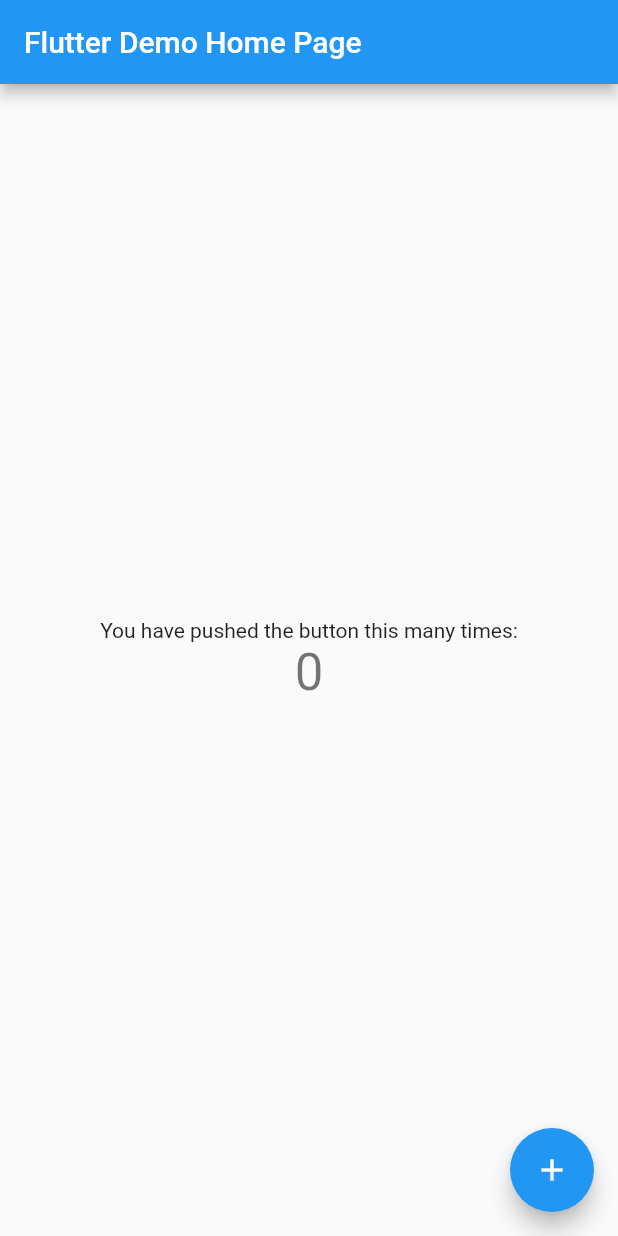
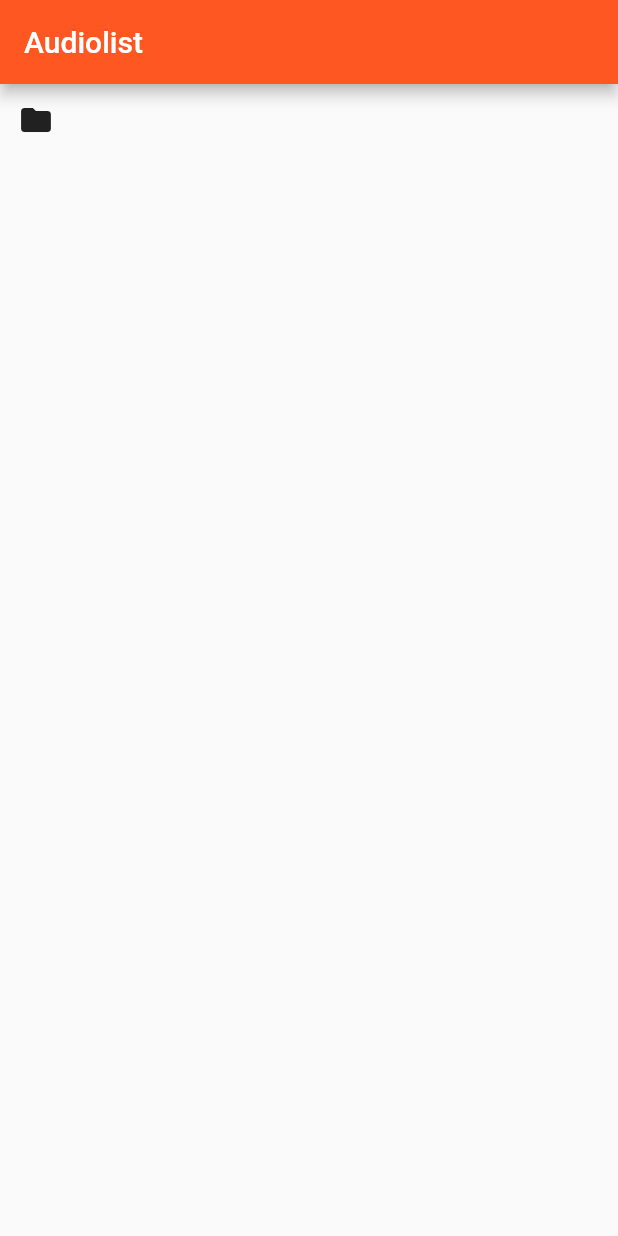
Before and after one commit to andreaszapf/testdrive-flutter, a Flutter app: the screen it shows after launch, on a phone screen of 412 x 824 dp. Run offline on Flutter 3.47's test engine with Material 2 defaults, Android fonts, the phone set to English and light mode, and no system bars; our stand-ins replace file_picker.

Commit message:
Have the app list directory contents
Learned about

- dynamic list views
- streams and subscribing to them
- testing StatefulWidget

```diff
--- /dev/null
+++ b/audiolist/lib/data/filesystem_entry.dart
@@ -0,0 +1,4 @@
+class FilesystemEntry {
+  final String path;
+  FilesystemEntry(this.path);
+}
--- a/audiolist/lib/main.dart
+++ b/audiolist/lib/main.dart
@@ -1,115 +1,7 @@
 import 'package:flutter/material.dart';
 
+import 'package:audiolist/ui/audiolist_app.dart';
+
 void main() {
-  runApp(const MyApp());
+  runApp(const AudiolistApp());
 }
-
-class MyApp extends StatelessWidget {
-  const MyApp({super.key});
-
-  // This widget is the root of your application.
-  @override
-  Widget build(BuildContext context) {
-    return MaterialApp(
-      title: 'Flutter Demo',
-      theme: ThemeData(
-        // This is the theme of your application.
-        //
-        // Try running your application with "flutter run". You'll see the
-        // application has a blue toolbar. Then, without quitting the app, try
-        // changing the primarySwatch below to Colors.green and then invoke
-        // "hot reload" (press "r" in the console where you ran "flutter run",
-        // or simply save your changes to "hot reload" in a Flutter IDE).
-        // Notice that the counter didn't reset back to zero; the application
-        // is not restarted.
-        primarySwatch: Colors.blue,
-      ),
-      home: const MyHomePage(title: 'Flutter Demo Home Page'),
-    );
-  }
-}
-
-class MyHomePage extends StatefulWidget {
-  const MyHomePage({super.key, required this.title});
-
-  // This widget is the home page of your application. It is stateful, meaning
-  // that it has a State object (defined below) that contains fields that affect
-  // how it looks.
-
-  // This class is the configuration for the state. It holds the values (in this
-  // case the title) provided by the parent (in this case the App widget) and
-  // used by the build method of the State. Fields in a Widget subclass are
-  // always marked "final".
-
-  final String title;
-
-  @override
-  State<MyHomePage> createState() => _MyHomePageState();
-}
-
-class _MyHomePageState extends State<MyHomePage> {
-  int _counter = 0;
-
-  void _incrementCounter() {
-    setState(() {
-      // This call to setState tells the Flutter framework that something has
-      // changed in this State, which causes it to rerun the build method below
-      // so that the display can reflect the updated values. If we changed
-      // _counter without calling setState(), then the build method would not be
-      // called again, and so nothing would appear to happen.
-      _counter++;
-    });
-  }
-
-  @override
-  Widget build(BuildContext context) {
-    // This method is rerun every time setState is called, for instance as done
-    // by the _incrementCounter method above.
-    //
-    // The Flutter framework has been optimized to make rerunning build methods
-    // fast, so that you can just rebuild anything that needs updating rather
-    // than having to individually change instances of widgets.
-    return Scaffold(
-      appBar: AppBar(
-        // Here we take the value from the MyHomePage object that was created by
-        // the App.build method, and use it to set our appbar title.
-        title: Text(widget.title),
-      ),
-      body: Center(
-        // Center is a layout widget. It takes a single child and positions it
-        // in the middle of the parent.
-        child: Column(
-          // Column is also a layout widget. It takes a list of children and
-          // arranges them vertically. By default, it sizes itself to fit its
-          // children horizontally, and tries to be as tall as its parent.
-          //
-          // Invoke "debug painting" (press "p" in the console, choose the
-          // "Toggle Debug Paint" action from the Flutter Inspector in Android
-          // Studio, or the "Toggle Debug Paint" command in Visual Studio Code)
-          // to see the wireframe for each widget.
-          //
-          // Column has various properties to control how it sizes itself and
-          // how it positions its children. Here we use mainAxisAlignment to
-          // center the children vertically; the main axis here is the vertical
-          // axis because Columns are vertical (the cross axis would be
-          // horizontal).
-          mainAxisAlignment: MainAxisAlignment.center,
-          children: <Widget>[
-            const Text(
-              'You have pushed the button this many times:',
-            ),
-            Text(
-              '$_counter',
-              style: Theme.of(context).textTheme.headline4,
-            ),
-          ],
-        ),
-      ),
-      floatingActionButton: FloatingActionButton(
-        onPressed: _incrementCounter,
-        tooltip: 'Increment',
-        child: const Icon(Icons.add),
-      ), // This trailing comma makes auto-formatting nicer for build methods.
-    );
-  }
-}
--- /dev/null
+++ b/audiolist/lib/ui/audiolist_app.dart
@@ -0,0 +1,20 @@
+import 'package:flutter/material.dart';
+
+import 'main_page.dart';
+import 'styles.dart';
+
+class AudiolistApp extends StatelessWidget {
+  const AudiolistApp({super.key});
+
+  // This widget is the root of your application.
+  @override
+  Widget build(BuildContext context) {
+    return MaterialApp(
+      title: 'Audiolist',
+      theme: ThemeData(
+        primarySwatch: kPrimarySwatchColor,
+      ),
+      home: const MainPage(title: 'Audiolist'),
+    );
+  }
+}
--- /dev/null
+++ b/audiolist/lib/ui/main_page.dart
@@ -0,0 +1,58 @@
+import 'dart:io';
+
+import 'package:file_picker/file_picker.dart';
+import 'package:flutter/material.dart';
+
+import '../data/filesystem_entry.dart';
+import 'filesystem_listing.dart';
+
+class MainPage extends StatefulWidget {
+  const MainPage({super.key, required this.title});
+
+  final String title;
+
+  @override
+  State<MainPage> createState() => _MainPageState();
+}
+
+class _MainPageState extends State<MainPage> {
+  String _directory = '';
+
+  void _selectDirectory() async {
+    String? selectedDirectory = await FilePicker.platform.getDirectoryPath();
+    setState(() => _directory = selectedDirectory ?? '');
+  }
+
+  @override
+  Widget build(BuildContext context) {
+    return Scaffold(
+      appBar: AppBar(
+        title: Text(widget.title),
+      ),
+      body: Column(
+        children: <Widget>[
+          Row(
+            children: [
+              IconButton(
+                onPressed: _selectDirectory,
+                icon: const Icon(Icons.folder),
+              ),
+              Expanded(
+                child: Text(_directory),
+              ),
+            ],
+          ),
+          Expanded(
+            child: _directory.isNotEmpty
+                ? FilesystemListing(
+                    listingStream: Directory(_directory)
+                        .list(recursive: false)
+                        .map((entry) => FilesystemEntry(entry.path)),
+                  )
+                : const Center(),
+          ),
+        ],
+      ),
+    );
+  }
+}
--- /dev/null
+++ b/audiolist/lib/ui/styles.dart
@@ -0,0 +1,3 @@
+import 'package:flutter/material.dart';
+
+const kPrimarySwatchColor = Colors.deepOrange;
--- a/audiolist/pubspec.yaml
+++ b/audiolist/pubspec.yaml
@@ -31,6 +31,7 @@ environment:
 dependencies:
   flutter:
     sdk: flutter
+  file_picker:
 
 
   # The following adds the Cupertino Icons font to your application.
```
Also changed, not shown: audiolist/lib/ui/filesystem_listing.dart (added, +71 -0 lines), audiolist/pubspec.lock, 4 other files.
